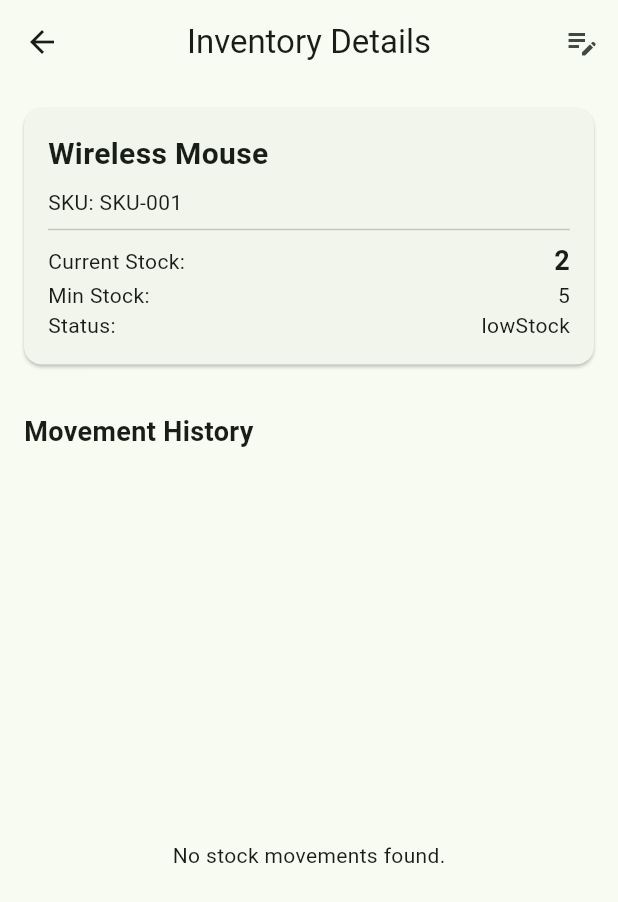
After one commit to shahriasayad/nexa_pos, a Flutter app: the InventoryListScreen screen opened by its route, after a tap on "Wireless Mouse", on a phone screen of 412 x 824 dp. The commit adds this screen. Shown: the top 902 px of the screen. Run offline on Flutter 3.47's test engine with Material 3 defaults, Android fonts, the phone set to English and light mode, and no system bars.

Commit message:
Inventory & Stock Management.

```diff
--- a/lib/core/layout/app_drawer.dart
+++ b/lib/core/layout/app_drawer.dart
@@ -38,6 +38,12 @@ class AppDrawer extends StatelessWidget {
             selected: currentRoute == AppRoutes.categories,
             onTap: () => Navigator.pushReplacementNamed(context, AppRoutes.categories),
           ),
+          ListTile(
+            leading: const Icon(Icons.store),
+            title: const Text('Inventory'),
+            selected: currentRoute == AppRoutes.inventory,
+            onTap: () => Navigator.pushReplacementNamed(context, AppRoutes.inventory),
+          ),
         ],
       ),
     );
--- a/lib/core/navigation/app_router.dart
+++ b/lib/core/navigation/app_router.dart
@@ -2,11 +2,13 @@ import 'package:flutter/material.dart';
 import 'package:nexa_pos/features/dashboard/presentation/dashboard_screen.dart';
 import 'package:nexa_pos/features/products/presentation/screens/product_list_screen.dart';
 import 'package:nexa_pos/features/categories/presentation/screens/category_list_screen.dart';
+import 'package:nexa_pos/features/inventory/presentation/screens/inventory_list_screen.dart';
 
 class AppRoutes {
   static const String dashboard = '/';
   static const String products = '/products';
   static const String categories = '/categories';
+  static const String inventory = '/inventory';
 }
 
 class AppRouter {
@@ -18,6 +20,8 @@ class AppRouter {
         return MaterialPageRoute(builder: (_) => const ProductListScreen(), settings: settings);
       case AppRoutes.categories:
         return MaterialPageRoute(builder: (_) => const CategoryListScreen(), settings: settings);
+      case AppRoutes.inventory:
+        return MaterialPageRoute(builder: (_) => const InventoryListScreen(), settings: settings);
       default:
         return MaterialPageRoute(
           builder: (_) => Scaffold(
--- /dev/null
+++ b/lib/features/inventory/data/repositories/mock_inventory_repository.dart
@@ -0,0 +1,20 @@
+import '../../domain/models/stock_movement.dart';
+import '../../domain/repositories/inventory_repository.dart';
+
+class MockInventoryRepository implements InventoryRepository {
+  final List<StockMovement> _movements = [];
+
+  @override
+  Future<List<StockMovement>> getMovementsForProduct(String productId) async {
+    await Future.delayed(const Duration(milliseconds: 200));
+    final result = _movements.where((m) => m.productId == productId).toList();
+    result.sort((a, b) => b.timestamp.compareTo(a.timestamp));
+    return result;
+  }
+
+  @override
+  Future<void> logMovement(StockMovement movement) async {
+    await Future.delayed(const Duration(milliseconds: 100));
+    _movements.add(movement);
+  }
+}
--- /dev/null
+++ b/lib/features/inventory/domain/models/stock_movement.dart
@@ -0,0 +1,34 @@
+enum StockMovementType {
+  sale,
+  purchase,
+  returnItem,
+  manualAdjustment,
+  damaged,
+  correction,
+}
+
+class StockMovement {
+  final String id;
+  final String productId;
+  final int quantityChange;
+  final StockMovementType type;
+  final int previousStock;
+  final int newStock;
+  final String reason;
+  final String? note;
+  final DateTime timestamp;
+  final String? referenceId;
+
+  StockMovement({
+    required this.id,
+    required this.productId,
+    required this.quantityChange,
+    required this.type,
+    required this.previousStock,
+    required this.newStock,
+    required this.reason,
+    this.note,
+    required this.timestamp,
+    this.referenceId,
+  });
+}
--- /dev/null
+++ b/lib/features/inventory/domain/repositories/inventory_repository.dart
@@ -0,0 +1,6 @@
+import '../models/stock_movement.dart';
+
+abstract class InventoryRepository {
+  Future<List<StockMovement>> getMovementsForProduct(String productId);
+  Future<void> logMovement(StockMovement movement);
+}
--- /dev/null
+++ b/lib/features/inventory/presentation/controllers/inventory_controller.dart
@@ -0,0 +1,146 @@
+import 'package:flutter/material.dart';
+import '../../../../core/state/view_state.dart';
+import '../../../../core/error/failures.dart';
+import '../../../products/domain/models/product.dart';
+import '../../../products/domain/repositories/product_repository.dart';
+import '../../../categories/domain/models/category.dart';
+import '../../../categories/domain/repositories/category_repository.dart';
+import '../../domain/models/stock_movement.dart';
+import '../../domain/repositories/inventory_repository.dart';
+
+class InventoryController extends ChangeNotifier {
+  final ProductRepository productRepo;
+  final CategoryRepository categoryRepo;
+  final InventoryRepository inventoryRepo;
+
+  InventoryController({
+    required this.productRepo,
+    required this.categoryRepo,
+    required this.inventoryRepo,
+  });
+
+  ViewState state = ViewState.initial;
+  String? errorMessage;
+
+  List<Product> products = [];
+  List<Category> categories = [];
+  Map<String, StockMovement> lastMovements = {};
+
+  String? searchQuery;
+  String? selectedCategoryId;
+  StockStatus? selectedStockStatus;
+
+  Future<void> loadInventory() async {
+    state = ViewState.loading;
+    errorMessage = null;
+    notifyListeners();
+
+    try {
+      if (categories.isEmpty) {
+        categories = await categoryRepo.getCategories();
+      }
+
+      var rawProducts = await productRepo.getProducts(
+        search: searchQuery,
+        categoryId: selectedCategoryId,
+      );
+
+      products = rawProducts.where((p) {
+        bool matchesStock = selectedStockStatus == null || p.stockStatus == selectedStockStatus;
+        return matchesStock;
+      }).toList();
+
+      for (var p in products) {
+        final movements = await inventoryRepo.getMovementsForProduct(p.id);
+        if (movements.isNotEmpty) {
+          lastMovements[p.id] = movements.first;
+        }
+      }
+
+      state = products.isEmpty ? ViewState.empty : ViewState.success;
+    } catch (e) {
+      state = ViewState.error;
+      errorMessage = e.toString();
+    } finally {
+      notifyListeners();
+    }
+  }
+
+  void setSearch(String? query) {
+    searchQuery = (query != null && query.trim().isNotEmpty) ? query.trim() : null;
+    loadInventory();
+  }
+
+  void setCategory(String? categoryId) {
+    selectedCategoryId = categoryId;
+    loadInventory();
+  }
+
+  void setStockStatus(StockStatus? status) {
+    selectedStockStatus = status;
+    loadInventory();
+  }
+
+  Future<bool> adjustStock({
+    required Product product,
+    required int quantityChange,
+    required StockMovementType type,
+    required String reason,
+    String? note,
+  }) async {
+    if (quantityChange == 0) {
+      errorMessage = 'Quantity change cannot be zero.';
+      notifyListeners();
+      return false;
+    }
+
+    final newStock = product.stockQuantity + quantityChange;
+    if (newStock < 0) {
+      errorMessage = 'Stock cannot be negative.';
+      notifyListeners();
+      return false;
+    }
+
+    try {
+      final updatedProduct = product.copyWith(stockQuantity: newStock, updatedAt: DateTime.now());
+      await productRepo.updateProduct(updatedProduct);
+
+      final movement = StockMovement(
+        id: DateTime.now().millisecondsSinceEpoch.toString(),
+        productId: product.id,
+        quantityChange: quantityChange,
+        type: type,
+        previousStock: product.stockQuantity,
+        newStock: newStock,
+        reason: reason,
+        note: note,
+        timestamp: DateTime.now(),
+      );
+      await inventoryRepo.logMovement(movement);
+
+      await loadInventory();
+      return true;
+    } on Failure catch (e) {
+      errorMessage = e.message;
+      notifyListeners();
+      return false;
+    } catch (e) {
+      errorMessage = 'Unexpected error during stock adjustment.';
+      notifyListeners();
+      return false;
+    }
+  }
+
+  Future<List<StockMovement>> getProductMovements(String productId) async {
+    try {
+      return await inventoryRepo.getMovementsForProduct(productId);
+    } catch (e) {
+      return [];
+    }
+  }
+
+  void clearError() {
+    errorMessage = null;
+    notifyListeners();
+  }
+}
--- /dev/null
+++ b/lib/features/inventory/presentation/screens/inventory_details_screen.dart
@@ -0,0 +1,154 @@
+import 'package:flutter/material.dart';
+import '../../../products/domain/models/product.dart';
+import '../../domain/models/stock_movement.dart';
+import '../controllers/inventory_controller.dart';
+import 'stock_adjustment_dialog.dart';
+
+class InventoryDetailsScreen extends StatefulWidget {
+  final Product product;
+  final InventoryController controller;
+
+  const InventoryDetailsScreen({
+    super.key,
+    required this.product,
+    required this.controller,
+  });
+
+  @override
+  State<InventoryDetailsScreen> createState() => _InventoryDetailsScreenState();
+}
+
+class _InventoryDetailsScreenState extends State<InventoryDetailsScreen> {
+  late Future<List<StockMovement>> _movementsFuture;
+
+  @override
+  void initState() {
+    super.initState();
+    _loadMovements();
+  }
+
+  void _loadMovements() {
+    _movementsFuture = widget.controller.getProductMovements(widget.product.id);
+  }
+
+  void _showAdjustStockDialog() {
+    showDialog(
+      context: context,
+      builder: (_) => StockAdjustmentDialog(
+        product: widget.product,
+        controller: widget.controller,
+      ),
+    ).then((_) {
+      if (mounted) {
+        setState(() {
+          _loadMovements();
+        });
+      }
+    });
+  }
+
+  @override
+  Widget build(BuildContext context) {
+    return Scaffold(
+      appBar: AppBar(
+        title: const Text('Inventory Details'),
+        actions: [
+          IconButton(
+            icon: const Icon(Icons.edit_note),
+            onPressed: _showAdjustStockDialog,
+          ),
+        ],
+      ),
+      body: Column(
+        crossAxisAlignment: CrossAxisAlignment.stretch,
+        children: [
+          _buildSummaryCard(),
+          const Padding(
+            padding: EdgeInsets.all(16.0),
+            child: Text('Movement History', style: TextStyle(fontSize: 18, fontWeight: FontWeight.bold)),
+          ),
+          Expanded(
+            child: FutureBuilder<List<StockMovement>>(
+              future: _movementsFuture,
+              builder: (context, snapshot) {
+                if (snapshot.connectionState == ConnectionState.waiting) {
+                  return const Center(child: CircularProgressIndicator());
+                }
+                if (snapshot.hasError) {
+                  return const Center(child: Text('Failed to load history'));
+                }
+                final movements = snapshot.data ?? [];
+                if (movements.isEmpty) {
+                  return const Center(child: Text('No stock movements found.'));
+                }
+                return ListView.builder(
+                  itemCount: movements.length,
+                  itemBuilder: (context, index) {
+                    final m = movements[index];
+                    final isPositive = m.quantityChange > 0;
+                    return ListTile(
+                      leading: Icon(
+                        isPositive ? Icons.arrow_upward : Icons.arrow_downward,
+                        color: isPositive ? Colors.green : Colors.red,
+                      ),
+                      title: Text('${m.type.name} - ${m.reason}'),
+                      subtitle: Text('${m.timestamp.toString().split('.')[0]}\nNote: ${m.note ?? "N/A"}'),
+                      isThreeLine: true,
+                      trailing: Text(
+                        '${isPositive ? '+' : ''}${m.quantityChange}',
+                        style: TextStyle(
+                          fontSize: 16,
+                          fontWeight: FontWeight.bold,
+                          color: isPositive ? Colors.green : Colors.red,
+                        ),
+                      ),
+                    );
+                  },
+                );
+              },
+            ),
+          ),
+        ],
+      ),
+    );
+  }
+
+  Widget _buildSummaryCard() {
+    return Card(
+      margin: const EdgeInsets.all(16),
+      child: Padding(
+        padding: const EdgeInsets.all(16),
+        child: Column(
+          crossAxisAlignment: CrossAxisAlignment.start,
+          children: [
+            Text(widget.product.name, style: const TextStyle(fontSize: 20, fontWeight: FontWeight.bold)),
+            const SizedBox(height: 8),
+            Text('SKU: ${widget.product.sku}'),
+            const Divider(),
+            Row(
+              mainAxisAlignment: MainAxisAlignment.spaceBetween,
+              children: [
+                const Text('Current Stock:'),
+                Text('${widget.product.stockQuantity}', style: const TextStyle(fontSize: 18, fontWeight: FontWeight.bold)),
+              ],
+            ),
+            Row(
+              mainAxisAlignment: MainAxisAlignment.spaceBetween,
+              children: [
+                const Text('Min Stock:'),
+                Text('${widget.product.minimumStock}'),
+              ],
+            ),
+            Row(
+              mainAxisAlignment: MainAxisAlignment.spaceBetween,
+              children: [
+                const Text('Status:'),
+                Text(widget.product.stockStatus.name),
+              ],
+            ),
+          ],
+        ),
+      ),
+    );
+  }
+}
--- /dev/null
+++ b/lib/features/inventory/presentation/screens/inventory_list_screen.dart
@@ -0,0 +1,190 @@
+import 'package:flutter/material.dart';
+import '../../../../core/state/view_state.dart';
+import '../../../../shared/widgets/error_view.dart';
+import '../../../../shared/widgets/loading_view.dart';
+import '../../../../shared/widgets/empty_state_view.dart';
+import '../../../products/domain/models/product.dart';
+import '../../../products/data/repositories/mock_product_repository.dart';
+import '../../../categories/data/repositories/mock_category_repository.dart';
+import '../../data/repositories/mock_inventory_repository.dart';
+import '../controllers/inventory_controller.dart';
+import 'inventory_details_screen.dart';
+
+import '../../../../core/layout/app_drawer.dart';
+
+class InventoryListScreen extends StatefulWidget {
+  const InventoryListScreen({super.key});
+
+  @override
+  State<InventoryListScreen> createState() => _InventoryListScreenState();
+}
+
+class _InventoryListScreenState extends State<InventoryListScreen> {
+  late InventoryController _controller;
+
+  @override
+  void initState() {
+    super.initState();
+    _controller = InventoryController(
+      productRepo: MockProductRepository(),
+      categoryRepo: MockCategoryRepository(),
+      inventoryRepo: MockInventoryRepository(),
+    );
+    _controller.loadInventory();
+  }
+
+  @override
+  void dispose() {
+    _controller.dispose();
+    super.dispose();
+  }
+
+  void _navigateToDetails(Product product) {
+    Navigator.push(
+      context,
+      MaterialPageRoute(
+        builder: (_) => InventoryDetailsScreen(
+          controller: _controller,
+          product: product,
+        ),
+      ),
+    );
+  }
+
+  @override
+  Widget build(BuildContext context) {
+    return Scaffold(
+      drawer: const AppDrawer(),
+      appBar: AppBar(
+        title: const Text('Inventory'),
+        bottom: PreferredSize(
+          preferredSize: const Size.fromHeight(110),
+          child: Padding(
+            padding: const EdgeInsets.symmetric(horizontal: 16.0, vertical: 8.0),
+            child: Column(
+              children: [
+                TextField(
+                  decoration: const InputDecoration(
+                    hintText: 'Search inventory...',
+                    prefixIcon: Icon(Icons.search),
+                    contentPadding: EdgeInsets.symmetric(vertical: 0),
+                  ),
+                  onChanged: (val) {
+                    _controller.setSearch(val);
+                  },
+                ),
+                const SizedBox(height: 8),
+                ListenableBuilder(
+                  listenable: _controller,
+                  builder: (context, _) {
+                    return SingleChildScrollView(
+                      scrollDirection: Axis.horizontal,
+                      child: Row(
+                        children: [
+                          DropdownButton<String>(
+                            hint: const Text('Category'),
+                            value: _controller.selectedCategoryId,
+                            onChanged: (val) => _controller.setCategory(val),
+                            items: [
+                              const DropdownMenuItem(value: null, child: Text('All Categories')),
+                              ..._controller.categories.map((c) => DropdownMenuItem(
+                                value: c.id,
+                                child: Text(c.name),
+                              )),
+                            ],
+                          ),
+                          const SizedBox(width: 16),
+                          DropdownButton<StockStatus>(
+                            hint: const Text('Stock Status'),
+                            value: _controller.selectedStockStatus,
+                            onChanged: (val) => _controller.setStockStatus(val),
+                            items: [
+                              const DropdownMenuItem(value: null, child: Text('All Stock')),
+                              ...StockStatus.values.map((s) => DropdownMenuItem(
+                                value: s,
+                                child: Text(s.name),
+                              )),
+                            ],
+                          ),
+                        ],
+                      ),
+                    );
+                  },
+                ),
+              ],
+            ),
+          ),
+        ),
+      ),
+      body: ListenableBuilder(
+        listenable: _controller,
+        builder: (context, _) {
+          if (_controller.errorMessage != null) {
+            WidgetsBinding.instance.addPostFrameCallback((_) {
+              if (mounted && _controller.errorMessage != null) {
+                ScaffoldMessenger.of(context).showSnackBar(
+                  SnackBar(content: Text(_controller.errorMessage!)),
+                );
+                _controller.clearError();
+              }
+            });
+          }
+
+          switch (_controller.state) {
+            case ViewState.initial:
+            case ViewState.loading:
+              return const LoadingView(message: 'Loading inventory...');
+            case ViewState.error:
+              return ErrorView(
+                message: 'Failed to load',
+                onRetry: _controller.loadInventory,
+              );
+            case ViewState.empty:
+              return EmptyStateView(
+                message: 'No inventory found',
+                icon: Icons.inventory_2_outlined,
+              );
+            case ViewState.success:
+              return ListView.builder(
+                itemCount: _controller.products.length,
+                itemBuilder: (context, index) {
+                  final product = _controller.products[index];
+                  final isLowStock = product.stockStatus != StockStatus.inStock;
+                  final lastMove = _controller.lastMovements[product.id];
+                  return ListTile(
+                    onTap: () => _navigateToDetails(product),
+                    title: Text(product.name),
+                    subtitle: Column(
+                      crossAxisAlignment: CrossAxisAlignment.start,
+                      children: [
+                        Text('SKU: ${product.sku}'),
+                        if (lastMove != null)
+                          Text('Last: ${lastMove.type.name} (${lastMove.quantityChange > 0 ? '+' : ''}${lastMove.quantityChange})', style: const TextStyle(fontSize: 12, color: Colors.grey)),
+                      ],
+                    ),
+                    trailing: Row(
+                      mainAxisSize: MainAxisSize.min,
+                      children: [
+                        if (isLowStock)
+                          Icon(
+                            product.stockStatus == StockStatus.outOfStock ? Icons.error : Icons.warning,
+                            color: product.stockStatus == StockStatus.outOfStock ? Colors.red : Colors.orange,
+                          ),
+                        const SizedBox(width: 8),
+                        Text('Stock: ${product.stockQuantity}',
+                          style: TextStyle(
+                            color: product.stockStatus == StockStatus.outOfStock ? Colors.red : null,
+                            fontWeight: isLowStock ? FontWeight.bold : null,
+                          ),
+                        ),
+                      ],
+                    ),
+                  );
+                },
+              );
+          }
+        },
+      ),
+    );
+  }
+}
```
Also changed, not shown: lib/features/inventory/presentation/screens/stock_adjustment_dialog.dart (added, +143 -0 lines), 2 other files.
